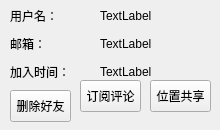
Above: deliciousClient/user.ui from gaoxiaojun/delicacymap before the change. Below: the same form after it.
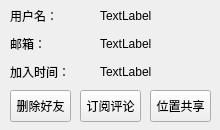
That is the form after the change.

```diff
--- a/deliciousClient/user.ui
+++ b/deliciousClient/user.ui
@@ -30,7 +30,7 @@
    <property name="geometry">
     <rect>
      <x>80</x>
-     <y>80</y>
+     <y>90</y>
      <width>61</width>
      <height>32</height>
     </rect>
@@ -121,7 +121,7 @@
    <property name="geometry">
     <rect>
      <x>150</x>
-     <y>80</y>
+     <y>90</y>
      <width>61</width>
      <height>32</height>
     </rect>
```
